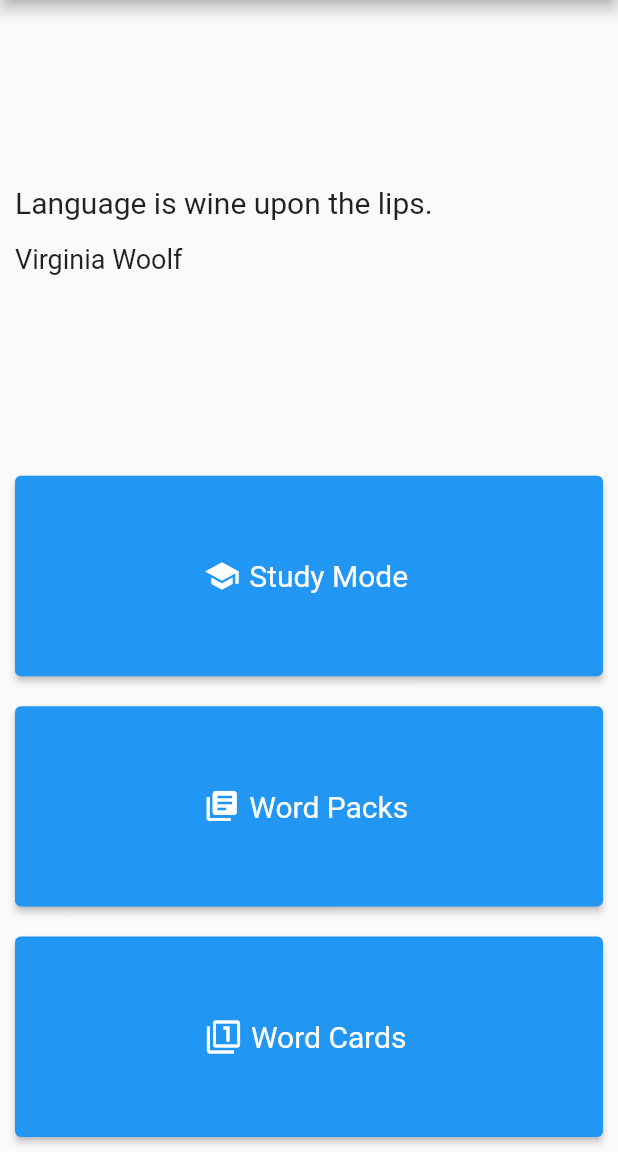
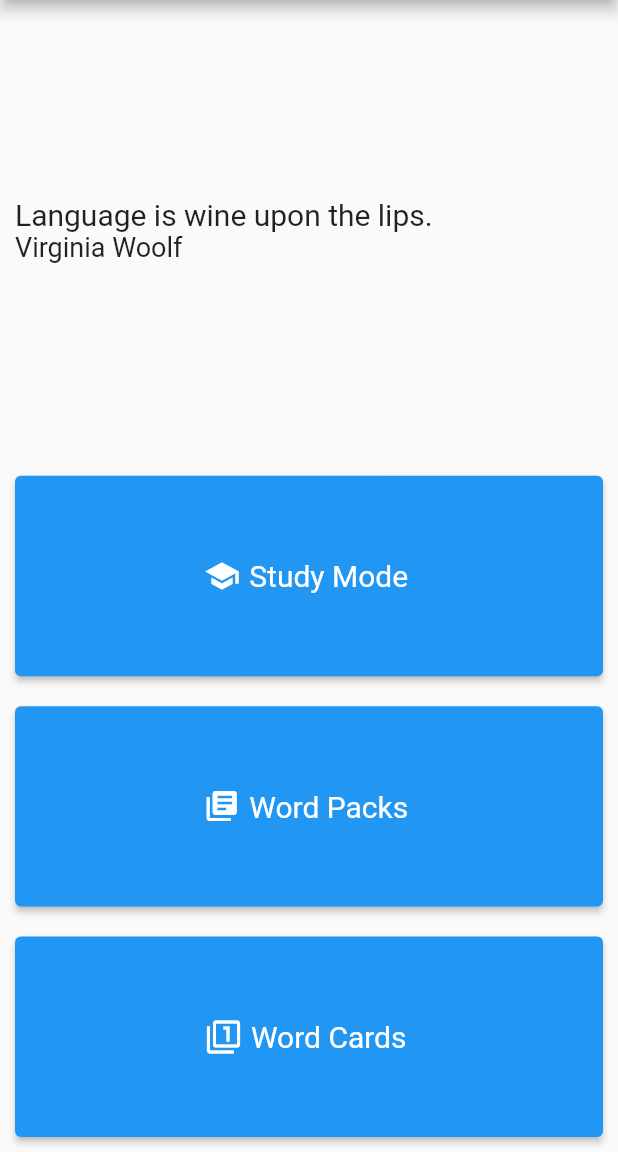
Before and after one commit to Jahn08/language_cards, a Flutter app: the screen it shows after launch, on a phone screen of 412 x 824 dp, the part 84-1236 px from its top. Run offline on Flutter 3.47's test engine with Material 3 defaults, Android fonts, the phone set to English and light mode, and no system bars; our stand-ins replace file_picker, flutter_tts, keyboard_actions, permission_handler, sentry, sentry_flutter and 2 more; accounts and stored records are empty; generated files the repository leaves out were written again.

Commit message:
Scale texts safely

```diff
--- a/lib/src/dialogs/confirm_dialog.dart
+++ b/lib/src/dialogs/confirm_dialog.dart
@@ -2,6 +2,7 @@ import 'package:flutter/material.dart';
 import 'package:flutter_gen/gen_l10n/app_localizations.dart';
 import 'outcome_dialog.dart';
 import '../widgets/cancel_button.dart';
+import '../widgets/one_line_text.dart';
 
 class ConfirmDialog extends OutcomeDialog<bool> {
   final String title;
@@ -43,7 +44,7 @@ class ConfirmDialog extends OutcomeDialog<bool> {
               content: new Scrollbar(
                   thumbVisibility: true,
                   child: new SingleChildScrollView(child: new Text(content))),
-              title: new Text(title),
+              title: new OneLineText(title),
               actions: [
                 if (isCancellable)
                   new CancelButton(
--- a/lib/src/dialogs/import_dialog.dart
+++ b/lib/src/dialogs/import_dialog.dart
@@ -6,6 +6,7 @@ import '../models/stored_pack.dart';
 import '../models/stored_word.dart';
 import '../utilities/context_provider.dart';
 import '../widgets/cancel_button.dart';
+import '../widgets/one_line_text.dart';
 import '../widgets/styled_text_field.dart';
 
 class _ImportFormDialogState extends State<_ImportFormDialog> {
@@ -65,7 +66,7 @@ class _ImportFormDialogState extends State<_ImportFormDialog> {
                         _importFilePathNotifier.value = filePath;
                       })
                 ]))),
-        title: new Text(locale.importDialogTitle),
+        title: new OneLineText(locale.importDialogTitle),
         actions: [
           widget.cancelButton,
           ElevatedButton(
--- a/lib/src/dialogs/loader_dialog.dart
+++ b/lib/src/dialogs/loader_dialog.dart
@@ -1,6 +1,7 @@
 import 'package:flutter/material.dart';
 import 'package:flutter_gen/gen_l10n/app_localizations.dart';
 import '../widgets/empty_widget.dart';
+import '../widgets/one_line_text.dart';
 
 class LoaderDialog {
   LoaderDialog._();
@@ -27,7 +28,7 @@ class LoaderDialog {
 
                 return new AlertDialog(
                     content: new Row(children: [
-                  Expanded(child: Text(locale.loaderDialogLabel)),
+                  Expanded(child: new OneLineText(locale.loaderDialogLabel)),
                   const CircularProgressIndicator()
                 ]));
               });
--- a/lib/src/dialogs/translation_selector_dialog.dart
+++ b/lib/src/dialogs/translation_selector_dialog.dart
@@ -4,6 +4,7 @@ import 'selector_dialog.dart';
 import '../utilities/styler.dart';
 import '../widgets/cancel_button.dart';
 import '../widgets/dialog_list_view.dart';
+import '../widgets/one_line_text.dart';
 
 class _CheckboxListState extends State<_CheckboxList> {
   final _chosenItems = <String>{};
@@ -14,8 +15,8 @@ class _CheckboxListState extends State<_CheckboxList> {
         isShrunk: true,
         buttons: widget.buttons,
         title: new CheckboxListTile(
-            title:
-                new Text(widget.title, style: new Styler(context).titleStyle),
+            title: new OneLineText(widget.title,
+                style: new Styler(context).titleStyle),
             value: widget.items.length == _chosenItems.length,
             onChanged: (value) => setState(() {
                   _chosenItems.clear();
--- a/lib/src/screens/main_screen.dart
+++ b/lib/src/screens/main_screen.dart
@@ -8,6 +8,7 @@ import '../data/quote_provider.dart';
 import '../widgets/bar_scaffold.dart';
 import '../widgets/empty_widget.dart';
 import '../widgets/language_pair_selector.dart';
+import '../widgets/one_line_text.dart';
 import '../widgets/tight_flexible.dart';
 
 class MainScreenState extends State<MainScreen> {
@@ -18,6 +19,7 @@ class MainScreenState extends State<MainScreen> {
 
     final languagePairsFuture = widget.packStorage.fetchLanguagePairs();
 
+    final mediaQueryData = MediaQuery.of(context);
     return new BarScaffold.withSettings('Language Cards',
         barActions: [
           FutureBuilder(
@@ -32,18 +34,20 @@ class MainScreenState extends State<MainScreen> {
         body: new Column(children: [
           _FlexibleRow(
               new Container(
-                  width: MediaQuery.of(context).size.width * 0.97,
+                  width: mediaQueryData.size.width * 0.97,
                   child: new Column(
                       mainAxisAlignment: MainAxisAlignment.center,
                       crossAxisAlignment: CrossAxisAlignment.stretch,
                       children: [
                         new Text(quote.key,
                             textAlign: TextAlign.start,
+                            maxLines: (4 / mediaQueryData.textScaler.scale(1)).round(),
+                            overflow: TextOverflow.ellipsis,
                             style: const TextStyle(
                                 fontSize: Consts.largeFontSize)),
-                        const Text(''),
                         new Text(quote.value,
-                            textAlign: TextAlign.left,
+                            textAlign: TextAlign.start,
+                            overflow: TextOverflow.ellipsis,
                             style: const TextStyle(
                                 fontSize: Consts.biggerFontSize))
                       ]),
@@ -99,7 +103,7 @@ class _MenuItem extends StatelessWidget {
                       const TextStyle(fontSize: Consts.largeFontSize))),
               onPressed: onClick,
               icon: new Icon(icon),
-              label: new Text(title))));
+              label: new OneLineText(title))));
 }
 
 class MainScreen extends StatefulWidget {
--- a/lib/src/widgets/one_line_text.dart
+++ b/lib/src/widgets/one_line_text.dart
@@ -5,13 +5,15 @@ class OneLineText extends StatelessWidget {
 
   final double? textScaleFactor;
 
-  const OneLineText(this.content, {this.textScaleFactor});
+  final TextStyle? style;
+
+  const OneLineText(this.content, {this.textScaleFactor, this.style});
 
   @override
   Widget build(BuildContext context) => new Text(content ?? '',
-      textScaler: textScaleFactor == null
-          ? TextScaler.noScaling
-          : TextScaler.linear(textScaleFactor!),
+      textScaler:
+          textScaleFactor == null ? null : TextScaler.linear(textScaleFactor!),
       maxLines: 1,
+      style: style,
       overflow: TextOverflow.ellipsis);
 }
```
Also changed, not shown: lib/src/dialogs/single_selector_dialog.dart (+7 -3 lines), lib/src/screens/card_list_screen.dart (+4 -3 lines), lib/src/screens/study_screen.dart (+12 -7 lines), 1 other file.
